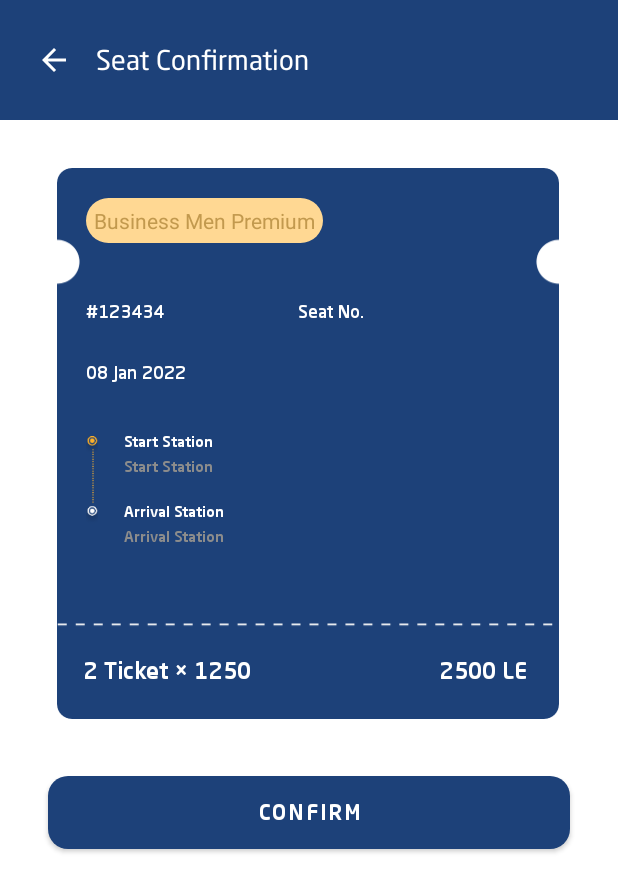
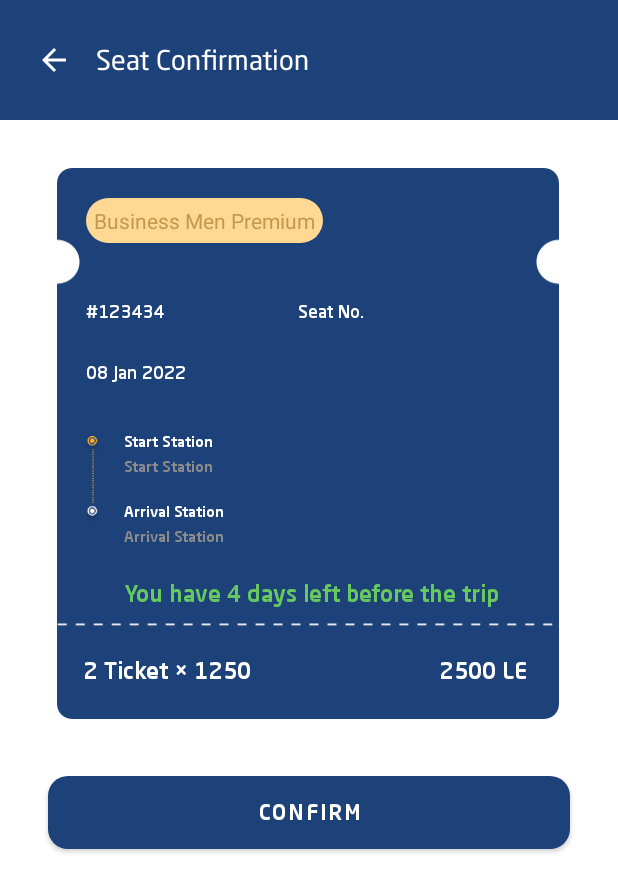
Before and after one commit to mohannadahmed00/TelefreikAndroidApp, an Android app built with Jetpack Compose: the layout fragment_seat_confirmation.xml on its own in the app's theme, with its tools: preview values and no code run, on a phone screen of 412 x 824 dp. Shown: the top 892 px of the screen. Run offline under Robolectric (Android 15) with nearby library versions, the phone set to English and light mode, and no system bars.

Commit message:
prepare trip package

```diff
--- a/app/src/main/java/com/teleferik/data/ViewModelFactory.kt
+++ b/app/src/main/java/com/teleferik/data/ViewModelFactory.kt
@@ -11,6 +11,8 @@ import com.teleferik.ui.home.HomeRepo
 import com.teleferik.ui.home.HomeViewModel
 import com.teleferik.ui.more.ProfileRepo
 import com.teleferik.ui.more.ProfileViewModel
+import com.teleferik.ui.privateTrip.PrivateRepo
+import com.teleferik.ui.privateTrip.PrivateTripViewModel
 
 class ViewModelFactory(private val baseRepo: BaseRepo) : ViewModelProvider.Factory {
 
@@ -21,7 +23,7 @@ class ViewModelFactory(private val baseRepo: BaseRepo) : ViewModelProvider.Facto
             modelClass.isAssignableFrom(ProfileViewModel::class.java) -> ProfileViewModel(baseRepo as ProfileRepo) as T
             modelClass.isAssignableFrom(HomeViewModel::class.java) -> HomeViewModel(baseRepo as HomeRepo) as T
             modelClass.isAssignableFrom(DashboardViewModel::class.java) -> DashboardViewModel(baseRepo as DashboardRepo) as T
-//            modelClass.isAssignableFrom(CategoriesViewModel::class.java) -> CategoriesViewModel(baseRepo as CategoriesRepo) as T
+            modelClass.isAssignableFrom(PrivateTripViewModel::class.java) -> PrivateTripViewModel(baseRepo as PrivateRepo) as T
 //            modelClass.isAssignableFrom(CartViewModel::class.java) -> CartViewModel(baseRepo as CartRepo) as T
 //            modelClass.isAssignableFrom(CategoriesViewModel::class.java) -> CategoriesViewModel(baseRepo as CategoriesRepo) as T
 //            modelClass.isAssignableFrom(MoreViewModel::class.java) -> MoreViewModel(baseRepo as MoreRepo) as T
--- a/app/src/main/java/com/teleferik/ui/home/searchCities/SearchCitiesFragment.kt
+++ b/app/src/main/java/com/teleferik/ui/home/searchCities/SearchCitiesFragment.kt
@@ -99,7 +99,6 @@ class SearchCitiesFragment :
 
     private fun onKeySearchClicked() {
         binding.edtSearch.setOnEditorActionListener { _, actionId, _ ->
-
             if (actionId == EditorInfo.IME_ACTION_SEARCH) {
                 typingJob?.cancel()
                 lang =
@@ -140,9 +139,6 @@ class SearchCitiesFragment :
         /*val imm =  context?.getSystemService(INPUT_METHOD_SERVICE)
         Toast.makeText(context,imm.toString(),Toast.LENGTH_SHORT).show()*/
 
-
-
-
         val cities = if (lang == "en-UK"){
             value.cities?.filter { it.name.contains(binding.edtSearch.text, ignoreCase = true) } as MutableList
         }else{
--- a/app/src/main/java/com/teleferik/ui/seatConfirmation/SeatConfirmationFragment.kt
+++ b/app/src/main/java/com/teleferik/ui/seatConfirmation/SeatConfirmationFragment.kt
@@ -1,6 +1,7 @@
 package com.teleferik.ui.seatConfirmation
 
 import android.view.LayoutInflater
+import android.view.View
 
 import android.view.ViewGroup
 import android.widget.TextView
@@ -48,7 +49,10 @@ class SeatConfirmationFragment :
         initClicks()
     }
     private fun initClicks() {
-        binding.imgBack.setOnClickListener { findNavController().navigateUp() }
+        binding.includeTicket.tvRemainingTime.visibility = View.GONE
+        binding.includeTopBar.imgBack.setOnClickListener {
+            findNavController().navigateUp()
+        }
     }
 
 }
--- /dev/null
+++ b/app/src/main/res/drawable/timer.xml
@@ -0,0 +1,5 @@
+<vector android:height="38.417187dp" android:viewportHeight="66.607"
+    android:viewportWidth="55.481" android:width="32dp" xmlns:android="http://schemas.android.com/apk/res/android">
+    <path android:fillColor="#214995" android:pathData="M47.908,19.819l3.986,-3.986 -3.923,-3.924 -4.264,4.264a27.565,27.565 0,0 0,-13.193 -4.938L30.514,5.548h5.548L36.062,0L19.418,0L19.418,5.548h5.548v5.687a27.565,27.565 0,0 0,-13.193 4.938l-4.264,-4.264 -3.923,3.924 3.986,3.986a27.741,27.741 0,1 0,40.335 0ZM27.741,61.029A22.192,22.192 0,1 1,49.933 38.837,22.192 22.192,0 0,1 27.741,61.029Z"/>
+    <path android:fillColor="#214995" android:pathData="M27.74,22.192L27.74,38.836L11.096,38.836A16.644,16.644 0,1 0,27.74 22.192Z"/>
+</vector>
--- a/app/src/main/res/layout/fragment_seat_confirmation.xml
+++ b/app/src/main/res/layout/fragment_seat_confirmation.xml
@@ -8,34 +8,12 @@
     android:orientation="vertical"
     tools:context=".ui.seatConfirmation.SeatConfirmationFragment">
 
-    <androidx.constraintlayout.widget.ConstraintLayout
+    <include
+        android:id="@+id/includeTopBar"
+        layout="@layout/view_seats_confirmation_top"
         android:layout_width="match_parent"
-        android:layout_height="@dimen/_80dp"
-        android:background="@color/base_app_color">
+        android:layout_height="@dimen/_80dp" />
 
-        <ImageView
-            android:id="@+id/imgBack"
-            android:layout_width="wrap_content"
-            android:layout_height="wrap_content"
-            android:layout_marginStart="@dimen/_24dp"
-            app:layout_constraintBottom_toBottomOf="parent"
-            app:layout_constraintStart_toStartOf="parent"
-            app:layout_constraintTop_toTopOf="parent"
-            app:srcCompat="@drawable/ic_back"
-            app:tint="@color/white" />
-
-        <TextView
-            android:layout_width="wrap_content"
-            android:layout_height="wrap_content"
-            android:layout_marginStart="@dimen/_16dp"
-            android:fontFamily="@font/regular"
-            android:text="@string/seat_confirmation"
-            android:textColor="@color/white"
-            android:textSize="@dimen/_18sp"
-            app:layout_constraintBottom_toBottomOf="@+id/imgBack"
-            app:layout_constraintStart_toEndOf="@+id/imgBack"
-            app:layout_constraintTop_toTopOf="@+id/imgBack" />
-    </androidx.constraintlayout.widget.ConstraintLayout>
     <include
         android:id="@+id/includeTicket"
         android:layout_marginTop="@dimen/_32dp"
@@ -43,6 +21,7 @@
         layout="@layout/view_ticket"
         android:layout_width="335dp"
         android:layout_height="367dp" />
+
     <com.google.android.material.button.MaterialButton
         android:id="@+id/btnConfirm"
         android:padding="@dimen/_13dp"
--- a/app/src/main/res/layout/row_search_results.xml
+++ b/app/src/main/res/layout/row_search_results.xml
@@ -7,9 +7,6 @@
     android:orientation="vertical"
     android:background="@drawable/bg_reservation_row"
     android:layout_height="wrap_content">
-
-
-
 
         <LinearLayout
             android:layout_width="match_parent"
--- /dev/null
+++ b/app/src/main/res/layout/view_seats_confirmation_top.xml
@@ -0,0 +1,33 @@
+<?xml version="1.0" encoding="utf-8"?>
+<androidx.constraintlayout.widget.ConstraintLayout xmlns:android="http://schemas.android.com/apk/res/android"
+    android:layout_width="match_parent"
+    android:layout_height="@dimen/_80dp"
+    android:background="@color/base_app_color"
+    android:id="@+id/seats_confirmation_top"
+    xmlns:app="http://schemas.android.com/apk/res-auto">
+
+
+        <ImageView
+            android:id="@+id/imgBack"
+            android:layout_width="wrap_content"
+            android:layout_height="wrap_content"
+            android:layout_marginStart="@dimen/_24dp"
+            app:layout_constraintBottom_toBottomOf="parent"
+            app:layout_constraintStart_toStartOf="parent"
+            app:layout_constraintTop_toTopOf="parent"
+            app:srcCompat="@drawable/ic_back"
+            app:tint="@color/white" />
+
+        <TextView
+            android:layout_width="wrap_content"
+            android:layout_height="wrap_content"
+            android:layout_marginStart="@dimen/_16dp"
+            android:fontFamily="@font/regular"
+            android:text="@string/seat_confirmation"
+            android:textColor="@color/white"
+            android:textSize="@dimen/_18sp"
+            app:layout_constraintBottom_toBottomOf="@+id/imgBack"
+            app:layout_constraintStart_toEndOf="@+id/imgBack"
+            app:layout_constraintTop_toTopOf="@+id/imgBack" />
+
+    </androidx.constraintlayout.widget.ConstraintLayout>
--- a/app/src/main/res/layout/view_ticket.xml
+++ b/app/src/main/res/layout/view_ticket.xml
@@ -152,6 +152,20 @@
         app:layout_constraintVertical_bias="0.0" />
 
     <TextView
+        android:id="@+id/tvRemainingTime"
+        android:layout_width="wrap_content"
+        android:layout_height="wrap_content"
+        android:fontFamily="@font/medium"
+        android:text="@string/remaining_time"
+        android:textColor="@color/green"
+        android:textSize="@dimen/_15sp"
+        app:layout_constraintBottom_toTopOf="@id/tvSummary"
+        app:layout_constraintStart_toStartOf="@+id/tvEnd"
+        app:layout_constraintTop_toBottomOf="@+id/tvEndDetails"
+        app:layout_constraintVertical_bias="0.4" />
+
+
+    <TextView
         android:id="@+id/tvSummary"
         android:layout_width="wrap_content"
         android:layout_height="wrap_content"
--- a/app/src/main/res/navigation/teleferik_navigation.xml
+++ b/app/src/main/res/navigation/teleferik_navigation.xml
@@ -3,8 +3,9 @@
     xmlns:app="http://schemas.android.com/apk/res-auto"
     xmlns:tools="http://schemas.android.com/tools"
     android:id="@+id/mobile_navigation"
+    app:startDestination="@+id/navigation_home">
 
-    app:startDestination="@+id/navigation_home">
+
 
     <fragment
         android:id="@+id/navigation_home"
--- a/app/src/main/res/values/strings.xml
+++ b/app/src/main/res/values/strings.xml
@@ -189,4 +189,5 @@ Account created successfully ! \n You will be taken to the home page
     <string name="try_in_different_date">try in different date</string>
     <string name="driver">Driver</string>
     <string name="seat_no">Seat No.</string>
+    <string name="remaining_time">You have 4 days left before the trip</string>
 </resources>
```
Also changed, not shown: app/src/main/java/com/teleferik/ui/privateTrip/PrivateRepo.kt (added, +7 -0 lines), app/src/main/java/com/teleferik/ui/privateTrip/PrivateTripViewModel.kt (added, +7 -0 lines), app/src/main/java/com/teleferik/ui/privateTrip/privateConfirmation/PrivateConfirmationFragment.kt (added, +43 -0 lines), app/src/main/res/drawable/ic_confirm.xml (+5 -11 lines), app/src/main/res/layout/fragment_private_confirmation.xml (added, +17 -0 lines), 1 other file.
